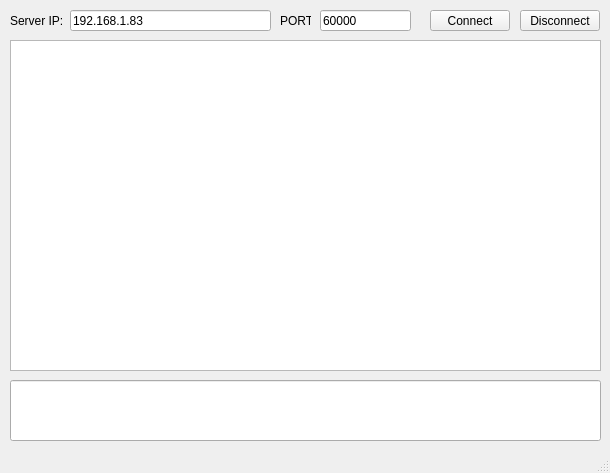
alexemanuelol/QT_Client_Python_Server_Chat, file ChatClient/chatclient.ui: the form before one commit.
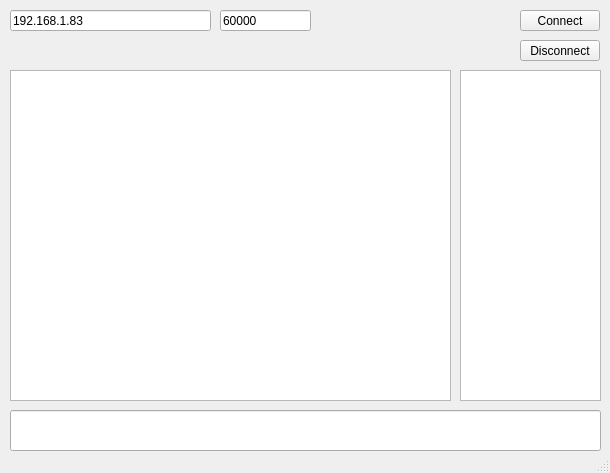
The form after the commit.

Patch:
```diff
--- a/ChatClient/chatclient.ui
+++ b/ChatClient/chatclient.ui
@@ -18,8 +18,8 @@
     <property name="geometry">
      <rect>
       <x>10</x>
-      <y>40</y>
-      <width>591</width>
+      <y>70</y>
+      <width>441</width>
       <height>331</height>
      </rect>
     </property>
@@ -28,16 +28,16 @@
     <property name="geometry">
      <rect>
       <x>10</x>
-      <y>380</y>
+      <y>410</y>
       <width>591</width>
-      <height>61</height>
+      <height>41</height>
      </rect>
     </property>
    </widget>
    <widget class="QLineEdit" name="IP_line">
     <property name="geometry">
      <rect>
-      <x>70</x>
+      <x>10</x>
       <y>10</y>
       <width>201</width>
       <height>21</height>
@@ -46,37 +46,14 @@
     <property name="text">
      <string>192.168.1.83</string>
     </property>
-   </widget>
-   <widget class="QLabel" name="label">
-    <property name="geometry">
-     <rect>
-      <x>10</x>
-      <y>10</y>
-      <width>61</width>
-      <height>21</height>
-     </rect>
-    </property>
-    <property name="text">
-     <string>Server IP:</string>
-    </property>
-   </widget>
-   <widget class="QLabel" name="label_2">
-    <property name="geometry">
-     <rect>
-      <x>280</x>
-      <y>10</y>
-      <width>31</width>
-      <height>21</height>
-     </rect>
-    </property>
-    <property name="text">
-     <string>PORT:</string>
+    <property name="placeholderText">
+     <string>Insert Server IP</string>
     </property>
    </widget>
    <widget class="QLineEdit" name="PORT_line">
     <property name="geometry">
      <rect>
-      <x>320</x>
+      <x>220</x>
       <y>10</y>
       <width>91</width>
       <height>21</height>
@@ -85,11 +62,14 @@
     <property name="text">
      <string>60000</string>
     </property>
+    <property name="placeholderText">
+     <string>Insert PORT</string>
+    </property>
    </widget>
    <widget class="QPushButton" name="connect_button">
     <property name="geometry">
      <rect>
-      <x>430</x>
+      <x>520</x>
       <y>10</y>
       <width>80</width>
       <height>21</height>
@@ -103,7 +83,7 @@
     <property name="geometry">
      <rect>
       <x>520</x>
-      <y>10</y>
+      <y>40</y>
       <width>80</width>
       <height>21</height>
      </rect>
@@ -112,6 +92,16 @@
      <string>Disconnect</string>
     </property>
    </widget>
+   <widget class="QTextBrowser" name="textBrowser">
+    <property name="geometry">
+     <rect>
+      <x>460</x>
+      <y>70</y>
+      <width>141</width>
+      <height>331</height>
+     </rect>
+    </property>
+   </widget>
   </widget>
   <widget class="QMenuBar" name="menuBar">
    <property name="geometry">
```
